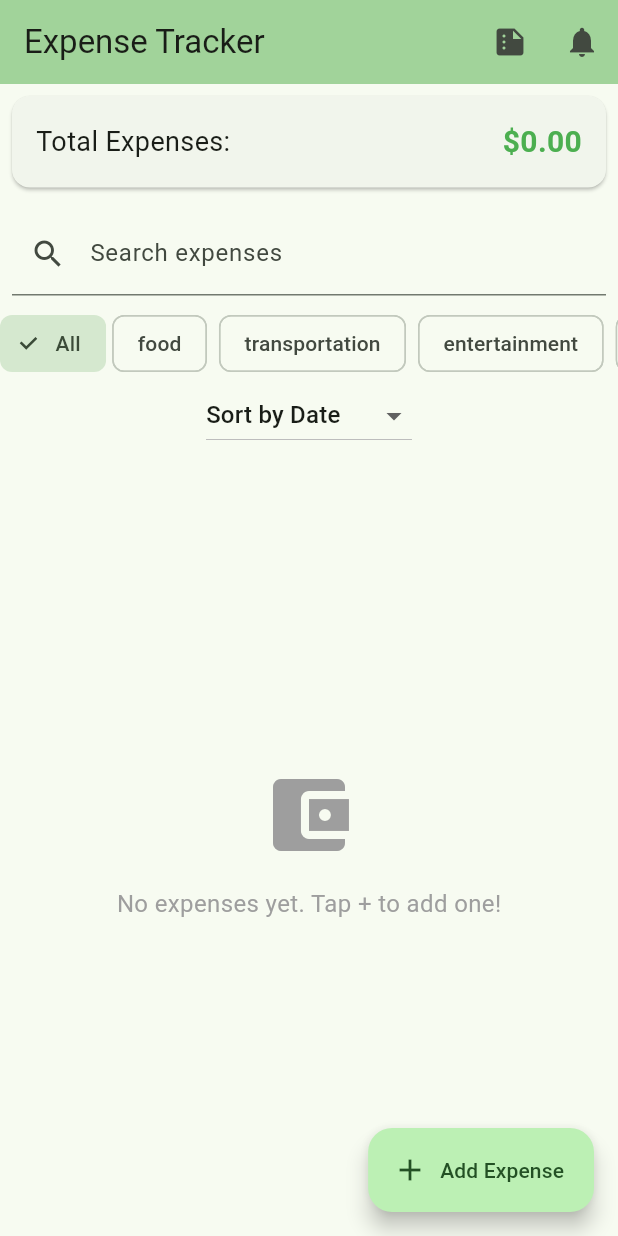
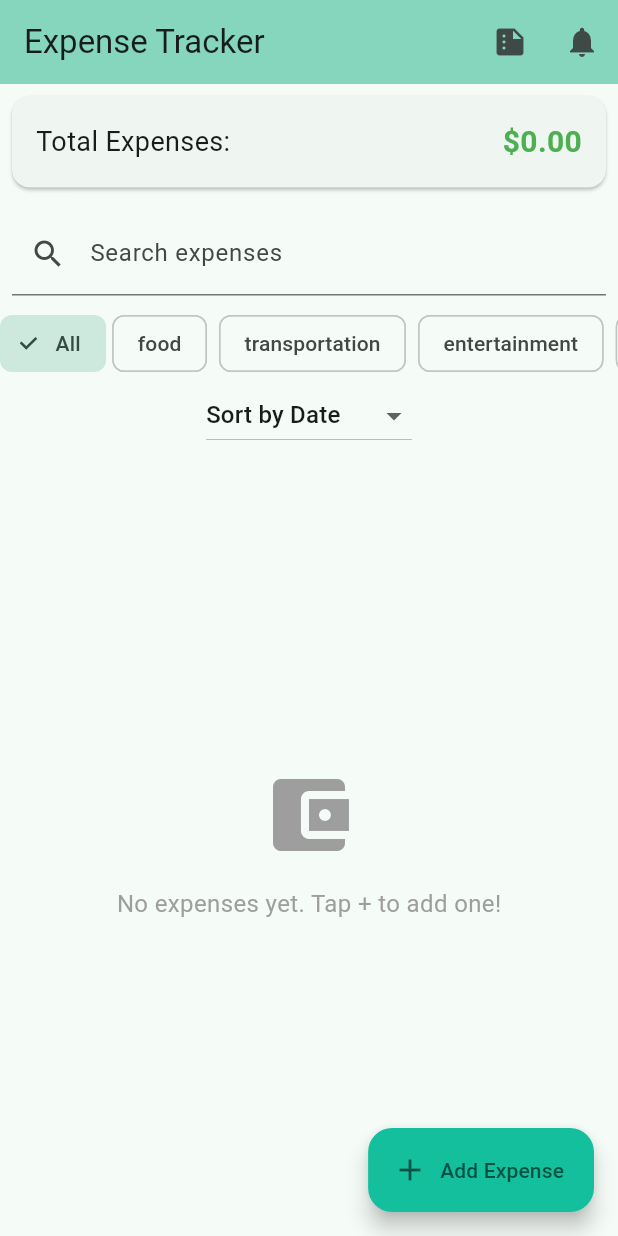
Before and after one commit to RubailaT/daily_expense_tracker, a Flutter app: the screen it shows after launch, on a phone screen of 412 x 824 dp. Run offline on Flutter 3.47's test engine with Material 3 defaults, Android fonts, the phone set to English and light mode, and no system bars; our stand-ins replace fl_chart, flutter_local_notifications, shared_preferences, timezone.

Commit message:
done final changes

```diff
--- /dev/null
+++ b/lib/constants/color_class.dart
@@ -0,0 +1,93 @@
+import 'dart:math';
+
+import 'package:flutter/material.dart';
+
+class ColorClass {
+  static const Color darkSlateGrey = Color(0xFF324B4F);
+  static const Color primaryColor = Color(0xFF14BF9E);
+  static const Color backgroundColor = Color(0xFFF9F8F8);
+  static const Color primaryBackgroundColor = Color(0xFF324B4F);
+
+  static const Color white = Color(0xFFFFFFFF);
+  static const Color black = Color(0xFF000000);
+  static const Color vividBlue = Color(0xFF0070A4);
+  static const Color strokeBlack = Color(0xFF0A0D14);
+  static const Color subBlack500 = Color(0xFF525866);
+  static const Color textBlack = Color(0xFF373743);
+  static const Color silverGray = Color(0xFFD9D9D9);
+  static const Color shadowBlack = Color(0xFFF1B1CD);
+  static const Color gradientSecondaryColor = Color(0xFF203033);
+  static const Color gradientPrimaryColor = primaryColor;
+  static const Color cyanAccent = Color(0xFF00CFA2);
+  static const Color lightCopper = Color(0xFFF3C969);
+  static const Color darkAmber = Color(0xFFFF9500);
+  static const Color darkRed = Color(0xFFFF3B30);
+  static const Color red = Color(0xFFF72344);
+  static const Color lightYellow = Color(0xFFF3B61F);
+  static const Color lightPurple = Color(0xFFCDB4DB);
+  static const Color pink = Color(0xFFFFA69E);
+  static const Color lightGrey = Color(0xFFEFE5DC);
+  static const Color aquaBlue = Color(0xFF1B9AAA);
+  static const Color green = Color(0xFF003B36);
+  static const Color purple = Color(0xFF717AD8);
+  static const Color lightGreen = Color(0xFF16535B);
+  static const Color napplesYellow = Color(0xFFF4D35E);
+  static const Color mindaro = Color(0xFFD6F599);
+  static const Color offWhite = Color(0xFFFCFAFA);
+  static const Color greenAlert = Color(0xFF27BB50);
+  static const Color orange = Color(0xFFFF8D3F);
+  static const Color darkGrey = Color(0xFF324B4F);
+  static const Color darkPrimary = Color(0xFF191D1D);
+  static const Color progressColor = Color(0xFF009262);
+  static const Color greenButtonColor = Color(0xFF00946A);
+  static const Color greyBorderColor = Color(0xFF292D32);
+  static const Color darkStaleGrey = Color(0xFF324B4F);
+  static const Color lightSlateGrey = Color(0xFFB0BEC5);
+  static const Color SlateGrey = Color(0xFF2F4858);
+  static const Color dropDownGrey = Color(0xFF667085);
+  static const Color amberlight = Color(0xFFFFB743);
+  static const Color greylight = Color(0xFFFFB743);
+  static const Color dividerColor = Color(0xFFFEFEFEF);
+  static const Color grey = Color(0xFF9A9FAE);
+  static const Color premiumBlack = Color(0xFF1A1C1E);
+  static const Color textGrey = Color(0xFF6C7278);
+  static const Color borderColor = Color(0xFFCDD0D5);
+  static const Color blueColor = Color(0xFF4D81E7);
+  static const Color bgStrong = Color(0xFF0A0D14);
+  static const Color textSub = Color(0xFF525866);
+  static const Color navyGreen = Color(0xFFEFFFFC);
+  static const Color navyLight = Color(0xFFF4F4F4);
+  static const Color blue = Color(0xFF23B3FF);
+
+  static const Color lightMint = Color(0xFFECFFF0);
+  static const Color lightPink = Color(0xFFFFECF3);
+  static const Color lightPeach = Color(0xFFFFF5E7);
+  static const Color lightCyan = Color(0xFFDAFFFF);
+  static const Color lightBlue = Color(0xFFECF0FF);
+  static const Color mintGreen = Color(0xFFECFFF0);
+  static const Color cyan = Color(0xFFDAFFFF);
+  // static const Color greyContainer = Color(0xFFF7F7F7);
+
+  static Color? _lastColor;
+
+  static Color getRandomColor() {
+    final random = Random();
+    List<Color> colors = [
+      lightMint,
+      lightPink,
+      lightPeach,
+      lightCyan,
+      lightBlue,
+      mintGreen,
+      cyan,
+    ];
+
+    Color newColor;
+    do {
+      newColor = colors[random.nextInt(colors.length)];
+    } while (newColor == _lastColor);
+
+    _lastColor = newColor;
+    return newColor;
+  }
+}
--- a/lib/main.dart
+++ b/lib/main.dart
@@ -1,4 +1,5 @@
 import 'package:flutter/material.dart';
+import 'package:personal_expense/constants/color_class.dart';
 import 'package:personal_expense/provider/expense_provider.dart';
 import 'package:personal_expense/provider/notification_provider.dart';
 import 'package:provider/provider.dart';
@@ -27,19 +28,19 @@ class MyApp extends StatelessWidget {
       debugShowCheckedModeBanner: false,
       title: 'Expense Tracker',
       theme: ThemeData(
-        colorScheme: ColorScheme.fromSeed(seedColor: Colors.green),
+        colorScheme: ColorScheme.fromSeed(seedColor: ColorClass.primaryColor),
         useMaterial3: true,
       ),
-      // Define initial route
+
       initialRoute: '/',
-      // Define route generators
+
       routes: {
-        '/': (context) => const HomePage(title: 'Expense Tracker'),
+        '/': (context) => const HomeScreen(title: 'Expense Tracker'),
       },
       // Handle unknown routes
       onUnknownRoute: (settings) {
         return MaterialPageRoute(
-          builder: (context) => const HomePage(title: 'Expense Tracker'),
+          builder: (context) => const HomeScreen(title: 'Expense Tracker'),
         );
       },
     );
--- a/lib/screens/home_screen.dart
+++ b/lib/screens/home_screen.dart
@@ -1,5 +1,5 @@
-import 'package:fl_chart/fl_chart.dart';
 import 'package:flutter/material.dart';
+import 'package:personal_expense/constants/color_class.dart';
 import 'package:personal_expense/provider/expense_provider.dart';
 import 'package:personal_expense/provider/notification_provider.dart';
 import 'package:provider/provider.dart';
@@ -9,20 +9,19 @@ import 'package:personal_expense/widgets/expense_chart.dart';
 import 'package:personal_expense/widgets/expense_filter.dart';
 import 'package:personal_expense/widgets/notification_settings.dart';
 
-class HomePage extends StatefulWidget {
-  const HomePage({super.key, required this.title});
+class HomeScreen extends StatefulWidget {
+  const HomeScreen({super.key, required this.title});
 
   final String title;
 
   @override
-  State<HomePage> createState() => _HomePageState();
+  State<HomeScreen> createState() => _HomeScreenState();
 }
 
-class _HomePageState extends State<HomePage> {
+class _HomeScreenState extends State<HomeScreen> {
   @override
   void initState() {
     super.initState();
-    // Load expenses when the page initializes
     _loadExpenses();
   }
 
@@ -59,7 +58,6 @@ class _HomePageState extends State<HomePage> {
         );
   }
 
-  // In your HomePage class
   void _showAddExpenseDialog() {
     showModalBottomSheet(
       context: context,
@@ -96,18 +94,6 @@ class _HomePageState extends State<HomePage> {
     );
   }
 
-// Update notification settings navigation
-// IconButton(
-//   icon: const Icon(Icons.notifications),
-//   onPressed: () {
-//     Navigator.of(context).push(
-//       MaterialPageRoute(
-//         builder: (context) => const NotificationSettingsPage(),
-//       ),
-//     );
-//   },
-// ),
-
   void _showEditExpenseDialog(Expense expense) {
     showModalBottomSheet(
       context: context,
@@ -139,7 +125,6 @@ class _HomePageState extends State<HomePage> {
     );
   }
 
-// ... rest of the HomePage code ...
   @override
   Widget build(BuildContext context) {
     return Consumer<ExpenseProvider>(
@@ -285,6 +270,8 @@ class _HomePageState extends State<HomePage> {
                                 horizontal: 8.0,
                                 vertical: 4.0,
                               ),
+                              child: Padding(
+                                padding: const EdgeInsets.all(8.0),
                                 child: ListTile(
                                   onTap: () => _showEditExpenseDialog(expense),
                                   leading: CircleAvatar(
@@ -312,6 +299,7 @@ class _HomePageState extends State<HomePage> {
                                   ),
                                 ),
                               ),
+                            ),
                           );
                         },
                       ),
@@ -319,10 +307,13 @@ class _HomePageState extends State<HomePage> {
             ],
           ),
           floatingActionButton: FloatingActionButton.extended(
+            backgroundColor: ColorClass.primaryColor,
             onPressed: _showAddExpenseDialog,
             tooltip: 'Add Expense',
             icon: const Icon(Icons.add),
-            label: const Text('Add Expense'),
+            label: const Text(
+              'Add Expense',
+            ),
           ),
         );
       },
--- a/lib/screens/notification_list.dart
+++ b/lib/screens/notification_screen.dart
@@ -1,9 +1,8 @@
 import 'package:flutter/material.dart';
 import 'package:flutter_local_notifications/flutter_local_notifications.dart';
-// import 'package:intl/intl.dart';
 
-class NotificationPage extends StatelessWidget {
-  const NotificationPage({super.key});
+class NotificationScreen extends StatelessWidget {
+  const NotificationScreen({super.key});
 
   @override
   Widget build(BuildContext context) {
```
Also changed, not shown: lib/constants/textstyle_class.dart (added, +52 -0 lines), lib/screens/expense_form.dart (+8 -1 lines), pubspec.yaml (+4 -4 lines), 1 other file. Lines whose indentation alone changed are shown as unchanged.
